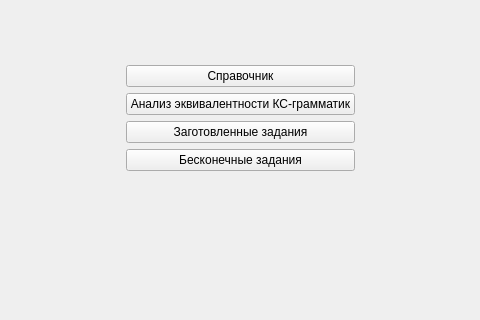
First picture: the form in diploma_mainwindow.ui, repository Pancko/diploma, before the edit; both pictures show x 194 to 674 and y 391 to 711 of the 869 by 1012 pixel window.
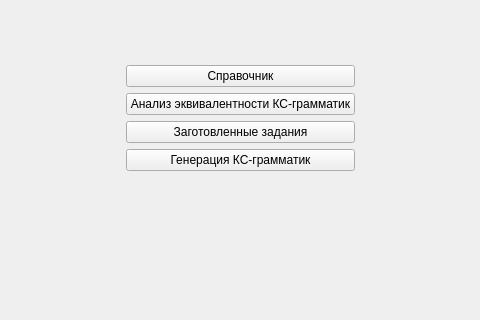
Second picture: the form after the edit. The open tabs and pages were chosen to show the change.

Patch:
```diff
--- a/diploma_mainwindow.ui
+++ b/diploma_mainwindow.ui
@@ -101,7 +101,7 @@
           <item>
            <widget class="QPushButton" name="InfiniteTasks_pB">
             <property name="text">
-             <string>Бесконечные задания</string>
+             <string>Генерация КС-грамматик</string>
             </property>
            </widget>
           </item>
```
Left out of the diff: 2 changed lines with no effect on the pictures.
